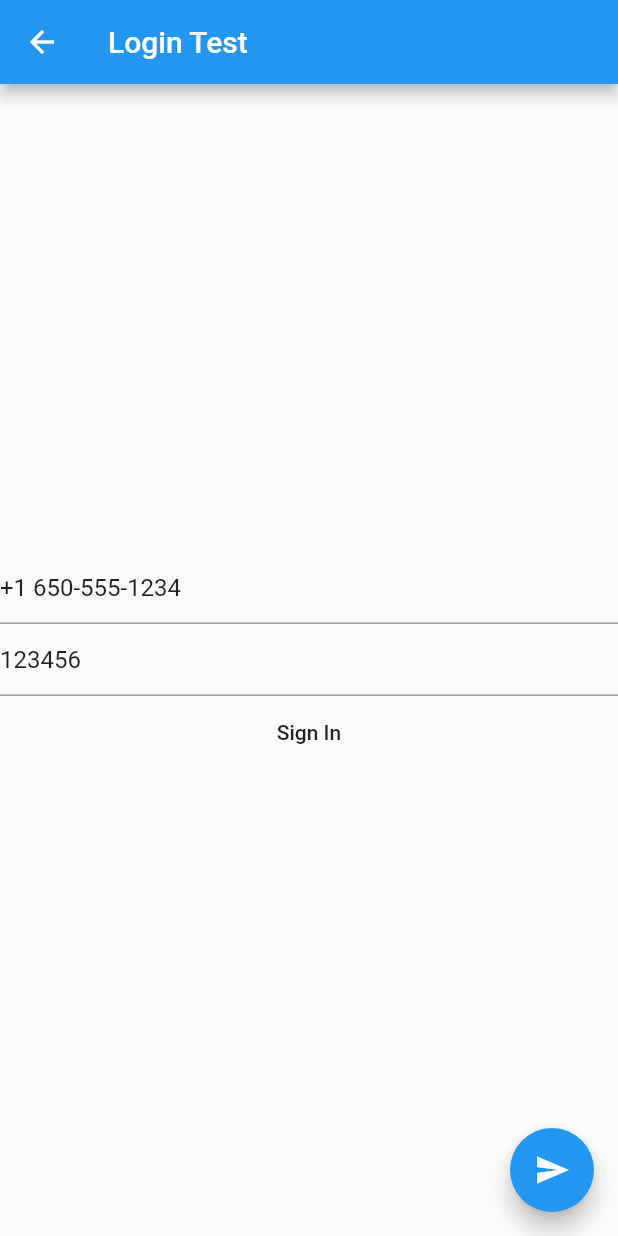
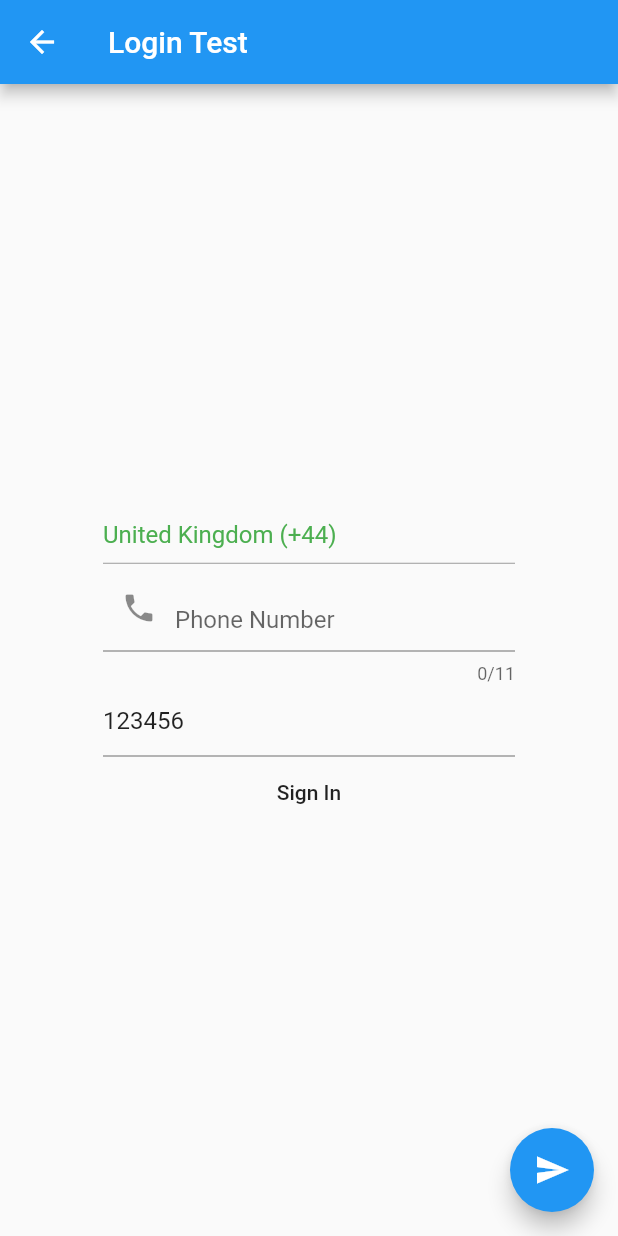
Before and after one commit to gang-of-four-bangladesh/AdiBook, a Flutter app: the LoginPage screen opened directly, on a phone screen of 412 x 824 dp. Run offline on Flutter 3.47's test engine with Material 2 defaults, Android fonts, the phone set to English and light mode, and no system bars; our stand-ins replace eva_icons_flutter, firebase_auth, image_picker; missing offline and left inert: flutter_clean_calendar; accounts and stored records are empty.

Commit message:
Updated UI for login page

```diff
--- a/lib/login_page.dart
+++ b/lib/login_page.dart
@@ -9,32 +9,58 @@ class LoginPage extends StatefulWidget {
 }
 
 class _LoginPageState extends State<LoginPage> {
+  TextEditingController _countryCodeController = TextEditingController();
   TextEditingController _smsCodeController = TextEditingController();
   TextEditingController _phoneNumberController = TextEditingController();
   String verificationId;
 
   @override
   Widget build(BuildContext context) {
+    var screen_width = MediaQuery.of(context).size.width;
+    var screen_height = MediaQuery.of(context).size.height;
+    var one_fourth_width = screen_width / 6;
     _smsCodeController.text = '123456';
-    _phoneNumberController.text='+1 650-555-1234';
     return new Scaffold(
       appBar: new AppBar(
         title: new Text("Login Test"),
       ),
       body: new Center(
+        child: Padding(
+          padding:
+              EdgeInsets.only(left: one_fourth_width, right: one_fourth_width),
           child: new Column(
             mainAxisAlignment: MainAxisAlignment.center,
             children: <Widget>[
               new TextField(
-              controller: _phoneNumberController
+                controller: _countryCodeController,
+                readOnly: true,
+                enabled: false,
+                textAlignVertical: TextAlignVertical.bottom,
+                decoration: InputDecoration(
+                  hintText: "United Kingdom (+44)",
+                  hintStyle: TextStyle(color: Colors.green),
+                ),
               ),
               new TextField(
-              controller: _smsCodeController,
+                controller: _phoneNumberController,
+                keyboardType: TextInputType.number,
+                textAlignVertical: TextAlignVertical.bottom,
+                maxLength: 11,
+                decoration: InputDecoration(
+                  hintText: "Your Phone Number",
+                  hintStyle: TextStyle(color: Colors.grey),
+                  prefixIcon: Icon(Icons.phone),
+                  alignLabelWithHint: true,
+                  labelText: "Phone Number"
                 ),
+              ),
+              new TextField(controller: _smsCodeController),
               new FlatButton(
-                onPressed: () => _signInWithPhoneNumber(_smsCodeController.text),
+                  onPressed: () =>
+                      _signInWithPhoneNumber(_smsCodeController.text),
                   child: const Text("Sign In"))
             ],
+          ),
         ),
       ),
       floatingActionButton: new FloatingActionButton(
@@ -63,30 +89,36 @@ class _LoginPageState extends State<LoginPage> {
 
   /// Sends the code to the specified phone number.
   Future<void> _sendCodeToPhoneNumber() async {
-    final PhoneVerificationCompleted verificationCompleted = (AuthCredential authCredential) {
+    final PhoneVerificationCompleted verificationCompleted =
+        (AuthCredential authCredential) {
       setState(() {
-        var message = 'Inside _sendCodeToPhoneNumber: signInWithPhoneNumber auto succeeded.';
+        var message =
+            'Inside _sendCodeToPhoneNumber: signInWithPhoneNumber auto succeeded.';
         print(message);
         dialogBox(context, 'Signed status', message);
       });
     };
 
-    final PhoneVerificationFailed verificationFailed = (AuthException authException) {
+    final PhoneVerificationFailed verificationFailed =
+        (AuthException authException) {
       setState(() {
-        var message = 'Phone number verification failed. Code: ${authException.code}. Message: ${authException.message}';
+        var message =
+            'Phone number verification failed. Code: ${authException.code}. Message: ${authException.message}';
         print(message);
         dialogBox(context, 'Signed status', message);
       });
     };
 
-    final PhoneCodeSent codeSent = (String verificationId, [int forceResendingToken]) async {
+    final PhoneCodeSent codeSent =
+        (String verificationId, [int forceResendingToken]) async {
       this.verificationId = verificationId;
       var message = "code sent to " + _phoneNumberController.text;
       print(message);
       dialogBox(context, 'Signed status', message);
     };
 
-    final PhoneCodeAutoRetrievalTimeout codeAutoRetrievalTimeout = (String verificationId) {
+    final PhoneCodeAutoRetrievalTimeout codeAutoRetrievalTimeout =
+        (String verificationId) {
       this.verificationId = verificationId;
       var message = "time out";
       print(message);
```
Lines whose indentation alone changed are shown as unchanged.
